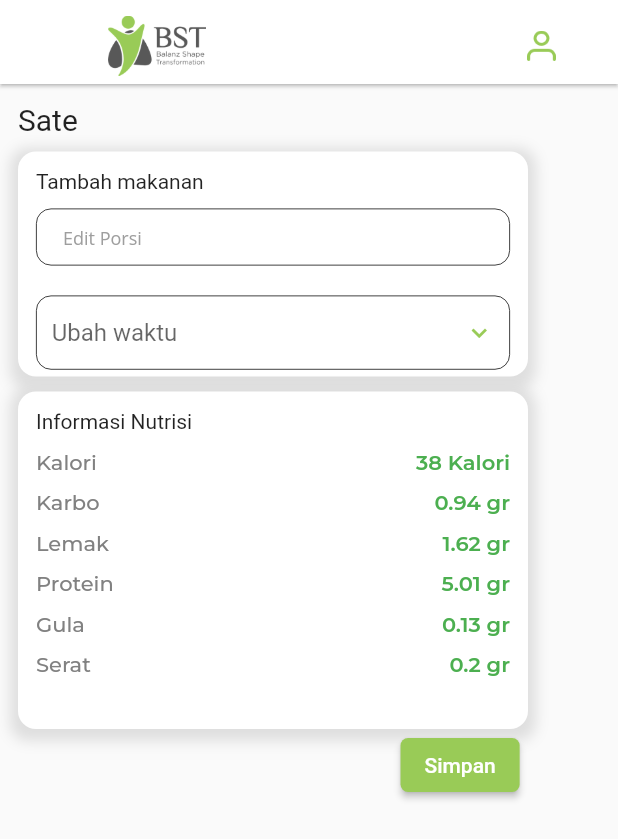
After one commit to NamkuGavin/bst_flutter, a Flutter app: the PorsiMakanan screen opened directly, on a phone screen of 412 x 824 dp. The commit adds this screen. Shown: the top 839 px of the screen. Run offline on Flutter 3.47's test engine with Material 2 defaults, Android fonts, the phone set to English and light mode, and no system bars; our stand-ins replace google_fonts.

Commit message:
feat: [GA] porsi makanan page

```diff
--- a/lib/view/MainPage.dart
+++ b/lib/view/MainPage.dart
@@ -1,5 +1,6 @@
 import 'package:bst/header/HeaderNavigation.dart';
 import 'package:bst/view/infomakanan/InfoMakanan.dart';
+import 'package:bst/view/infomakanan/PorsiMakanan.dart';
 import 'package:flutter/material.dart';
 import 'package:google_fonts/google_fonts.dart';
 
@@ -475,8 +476,8 @@ class _MainPageState extends State<MainPage> {
               height: 18,
               child: ElevatedButton(
                   onPressed: () {
+                    Navigator.push(context, MaterialPageRoute(builder: (context) => PorsiMakanan()));
                     setState(() {
-                      _showButton = true;
                       foodIndex = index;
                     });
                   },
--- /dev/null
+++ b/lib/view/infomakanan/PorsiMakanan.dart
@@ -0,0 +1,231 @@
+import 'package:bst/header/HeaderNavigation.dart';
+import 'package:bst/view/MainPage.dart';
+import 'package:flutter/material.dart';
+import 'package:google_fonts/google_fonts.dart';
+
+class PorsiMakanan extends StatefulWidget {
+  const PorsiMakanan({Key? key}) : super(key: key);
+
+  @override
+  State<PorsiMakanan> createState() => _PorsiMakananState();
+}
+
+class _PorsiMakananState extends State<PorsiMakanan> {
+  String? dropdownValue1;
+
+  @override
+  Widget build(BuildContext context) {
+    return Scaffold(
+        appBar: AppBar(
+          elevation: 1,
+          backgroundColor: Colors.white,
+          title: HeaderNavigation(
+            title: '',
+          ),
+        ),
+        body: tambahMakanan());
+  }
+
+  Widget tambahMakanan() {
+    return Container(
+      padding: EdgeInsets.symmetric(horizontal: 12, vertical: 12),
+      child: Column(
+        crossAxisAlignment: CrossAxisAlignment.start,
+        children: [
+          Text(
+            "Sate",
+            textAlign: TextAlign.start,
+            style: TextStyle(fontSize: 20),
+          ),
+          SizedBox(height: 10),
+          Container(
+            padding: EdgeInsets.symmetric(horizontal: 12, vertical: 12),
+            height: 150,
+            width: 340,
+            decoration: BoxDecoration(
+              borderRadius: BorderRadius.circular(12),
+              color: Colors.white,
+              boxShadow: [
+                BoxShadow(
+                  color: Colors.grey.withOpacity(0.3),
+                  spreadRadius: 5,
+                  blurRadius: 7,
+                  offset: Offset(0, 3), // changes position of shadow
+                ),
+              ],
+            ),
+            child: isiMakanan(),
+          ),
+          SizedBox(height: 10),
+          Container(
+            padding: EdgeInsets.symmetric(horizontal: 12, vertical: 12),
+            height: 225,
+            width: 340,
+            decoration: BoxDecoration(
+              borderRadius: BorderRadius.circular(12),
+              color: Colors.white,
+              boxShadow: [
+                BoxShadow(
+                  color: Colors.grey.withOpacity(0.3),
+                  spreadRadius: 5,
+                  blurRadius: 7,
+                  offset: Offset(0, 3), // changes position of shadow
+                ),
+              ],
+            ),
+            child: infoNutrisi(),
+          ),
+          Container(
+            margin: EdgeInsets.only(left: 255),
+            child: ElevatedButton(
+                onPressed: () {
+                  Navigator.pop(context,
+                      MaterialPageRoute(builder: (context) => MainPage()));
+                },
+                style: ButtonStyle(
+                    shape: MaterialStateProperty.all<RoundedRectangleBorder>(
+                        RoundedRectangleBorder(
+                            borderRadius: BorderRadius.circular(5))),
+                    backgroundColor:
+                        MaterialStateProperty.all<Color>(Color(0xFF99CB57))),
+                child: Text(
+                  'Simpan',
+                  textAlign: TextAlign.center,
+                )),
+          )
+        ],
+      ),
+    );
+  }
+
+  Widget isiMakanan() {
+    return Column(
+      crossAxisAlignment: CrossAxisAlignment.start,
+      children: [
+        Text("Tambah makanan"),
+        SizedBox(
+          height: 10,
+        ),
+        TextField(
+          keyboardType: TextInputType.number,
+          style: TextStyle(
+            fontSize: 12,
+          ),
+          textCapitalization: TextCapitalization.sentences,
+          autocorrect: true,
+          enableSuggestions: true,
+          decoration: InputDecoration(
+            contentPadding: EdgeInsets.only(left: 18, top: 10, bottom: 12),
+            isDense: true,
+            filled: true,
+            fillColor: Colors.transparent,
+            hintText: 'Edit Porsi',
+            hintStyle: GoogleFonts.openSans(color: Colors.grey),
+            enabledBorder: OutlineInputBorder(
+              borderSide: BorderSide(width: 0.5),
+              borderRadius: BorderRadius.circular(10),
+            ),
+            focusedBorder: OutlineInputBorder(
+              borderSide: BorderSide(width: 1),
+              borderRadius: BorderRadius.circular(10),
+            ),
+          ),
+        ),
+        SizedBox(height: 20),
+        Container(
+            height: MediaQuery.of(context).size.height * 0.06,
+            width: double.infinity,
+            padding: EdgeInsets.symmetric(horizontal: 10, vertical: 10),
+            decoration: BoxDecoration(
+                border: Border.all(width: 0.5, color: Colors.black),
+                borderRadius: BorderRadius.circular(10)),
+            child: DropdownButton<String>(
+              iconSize: 20,
+              isExpanded: true,
+              hint: Text("Ubah waktu"),
+              value: dropdownValue1,
+              icon: Icon(Icons.keyboard_arrow_down, color: Color(0xFF99CB57)),
+              underline: SizedBox.shrink(),
+              onChanged: (String? newValue) {
+                setState(() {
+                  dropdownValue1 = newValue!;
+                });
+              },
+              items: <String>['Sarapan', 'Makan Siang', 'Makan Malam', 'Snack']
+                  .map<DropdownMenuItem<String>>((String value) {
+                return DropdownMenuItem<String>(
+                  value: value,
+                  child: Text(value),
+                );
+              }).toList(),
+            )),
+      ],
+    );
+  }
+
+  Widget infoNutrisi() {
+    return Column(
+      crossAxisAlignment: CrossAxisAlignment.start,
+      children: [
+        Text("Informasi Nutrisi"),
+        SizedBox(
+          height: 10,
+        ),
+        Row(
+          mainAxisAlignment: MainAxisAlignment.spaceBetween,
+          children: [
+            Text(
+              "Kalori",
+              style: GoogleFonts.montserrat(
+                  fontWeight: FontWeight.w500, color: Color(0xFF818181)),
+            ),
+            SizedBox(
+              width: 8,
+            ),
+            Text(
+              "38 Kalori",
+              style: GoogleFonts.montserrat(
+                  fontWeight: FontWeight.w600, color: Color(0xFF4CAF50)),
+            ),
+          ],
+        ),
+        SizedBox(
+          height: 10,
+        ),
+        tableNutrisi("Karbo", 0.94),
+        tableNutrisi("Lemak", 1.62),
+        tableNutrisi("Protein", 5.01),
+        tableNutrisi("Gula", 0.13),
+        tableNutrisi("Serat", 0.2),
+      ],
+    );
+  }
+
+  Widget tableNutrisi(String name, double gr) {
+    return Column(
+      children: [
+        Row(
+          mainAxisAlignment: MainAxisAlignment.spaceBetween,
+          children: [
+            Text(
+              name,
+              style: GoogleFonts.montserrat(
+                  fontWeight: FontWeight.w500, color: Color(0xFF818181)),
+            ),
+            SizedBox(
+              width: 8,
+            ),
+            Text(
+              gr.toString() + " gr",
+              style: GoogleFonts.montserrat(
+                  fontWeight: FontWeight.w600, color: Color(0xFF4CAF50)),
+            ),
+          ],
+        ),
+        SizedBox(
+          height: 10,
+        ),
+      ],
+    );
+  }
+}
```
